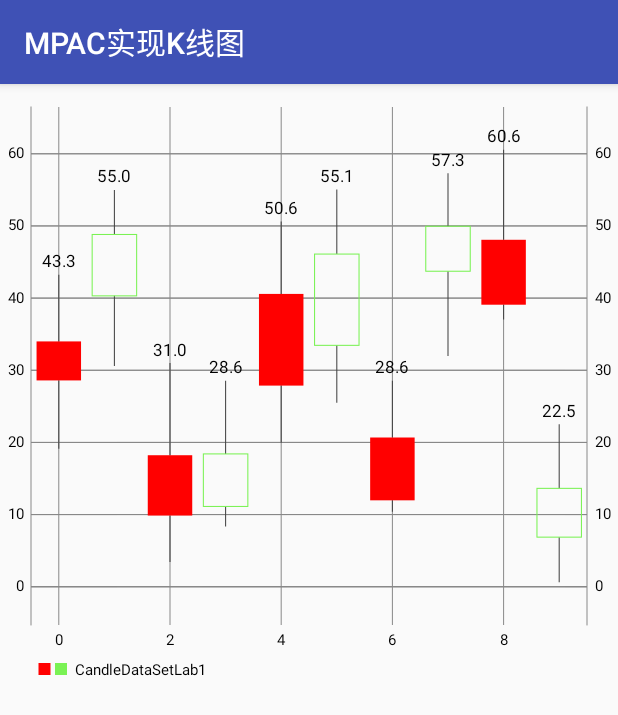
After one commit to SunnyLy/MuKeNet, an Android app: the KChartActivity screen opened directly, with no data from a screen before it, on a phone screen of 412 x 824 dp. The commit adds this screen. Shown: the top 715 px of the screen. Run offline under Robolectric (Android 15) with nearby library versions, the phone set to English and light mode, and no system bars.

Commit message:
添加一个K线图。。。。。

```diff
--- a/app/src/main/AndroidManifest.xml
+++ b/app/src/main/AndroidManifest.xml
@@ -23,6 +23,8 @@
         <activity android:name=".basicchart.CurveChartActivity"/>
 
         <activity android:name=".basicchart.LineChartActivity"/>
+
+        <activity android:name=".basicchart.KChartActivity"/>
     </application>
 
 </manifest>
--- a/app/src/main/java/chart/muke/com/mukechart/MainActivity.java
+++ b/app/src/main/java/chart/muke/com/mukechart/MainActivity.java
@@ -20,6 +20,7 @@ import java.util.Map;
 
 import chart.muke.com.mukechart.basicchart.BarChartActivity;
 import chart.muke.com.mukechart.basicchart.CurveChartActivity;
+import chart.muke.com.mukechart.basicchart.KChartActivity;
 import chart.muke.com.mukechart.basicchart.LineChartActivity;
 import chart.muke.com.mukechart.utils.MukeRouter;
 
@@ -58,6 +59,9 @@ public class MainActivity extends ListActivity {
                     case 2:
                         MukeRouter.jump2target(MainActivity.this, LineChartActivity.class);
                         break;
+                    case 3:
+                        MukeRouter.jump2target(MainActivity.this, KChartActivity.class);
+                        break;
                         default:
                             break;
                 }
--- /dev/null
+++ b/app/src/main/java/chart/muke/com/mukechart/basicchart/KChartActivity.java
@@ -0,0 +1,146 @@
+package chart.muke.com.mukechart.basicchart;
+
+import android.graphics.Color;
+import android.graphics.Paint;
+
+import com.github.mikephil.charting.charts.CandleStickChart;
+import com.github.mikephil.charting.components.XAxis;
+import com.github.mikephil.charting.components.YAxis;
+import com.github.mikephil.charting.data.CandleData;
+import com.github.mikephil.charting.data.CandleDataSet;
+import com.github.mikephil.charting.data.CandleEntry;
+import com.github.mikephil.charting.data.Entry;
+import com.github.mikephil.charting.data.LineData;
+
+import java.util.ArrayList;
+import java.util.List;
+
+import chart.muke.com.mukechart.R;
+import chart.muke.com.mukechart.base.MukeBaseActivity;
+
+/**
+ * @Annotation <p>简单K线图:
+ *              首先要知道什么是K线图，它有什么特征：
+ *              第一：K线图是由开盘价、收盘价、最高价、最低价组成
+ *                   其中开盘价低于收盘价时，称之为阳线（用红色表示），
+ *                   反之称之为阴线（用绿色表示）
+ *              第二：K线分为日K线，周K线、月K线，分（1分钟/5分钟/15分钟/30分钟/60分钟）
+ *              第三：特征
+ *                    中间为实心或空心柱体，上下有影线
+ *                   </p>
+ * @Auth Sunny
+ * @date 2017/9/16
+ * @Version V1.0.0
+ */
+
+public class KChartActivity extends MukeBaseActivity {
+
+    private static final String CANDLE_DATA_SET_LABEL1 = "CandleDataSetLab1";
+
+    private CandleStickChart mKChart;
+    @Override
+    public int getLayoutId() {
+        setTitle(R.string.title_k_bar);
+        return R.layout.activity_k_chart;
+    }
+
+    @Override
+    public void onContentChanged() {
+        mKChart = (CandleStickChart) findViewById(R.id.k_chart);
+    }
+
+    @Override
+    protected void initParams() {
+
+        initKChart();
+        setData(10,100);
+        mKChart.invalidate();
+
+
+    }
+
+    private void initKChart() {
+        mKChart.setTouchEnabled(true);//可触摸
+        mKChart.setDoubleTapToZoomEnabled(true);//双击放大
+        mKChart.setNoDataText("暂无数据");
+        mKChart.getDescription().setEnabled(false);
+
+        //X轴
+        XAxis xAxis = mKChart.getXAxis();
+        xAxis.setPosition(XAxis.XAxisPosition.BOTTOM);
+        xAxis.setDrawAxisLine(false);
+
+        //Y轴
+        YAxis yAxis = mKChart.getAxisLeft();
+        yAxis.setDrawZeroLine(true);
+        yAxis.setLabelCount(7,false);
+
+        mKChart.getLegend().setEnabled(true);
+    }
+
+    private void setData(int count,float range) {
+
+        //CandleEntry继承自Entry
+        List<CandleEntry> values = new ArrayList<>();
+        for (int i=0;i<count;i++){
+            float val = (float) (Math.random()*40 + 10);
+            //最高价
+            float hightPrice = (float) (Math.random()*9 + 8f);
+            //最低价
+            float lowPrice = (float) (Math.random()*9) + 8f;
+            //开盘价
+            float openPrice = (float) (Math.random()*6) + 1f;
+            //收盘价
+            float closePrice = (float) (Math.random()*6) + 1f;
+
+            //手动让其在奇数位上画阴线
+            boolean even = i % 2 == 0;
+            CandleEntry entry = new CandleEntry(i,//X轴上的位置
+                    val+hightPrice,//最高价
+                    val - lowPrice,//最低价
+                    even?val+openPrice:val-openPrice,//开盘价
+                    even?val-closePrice:val+closePrice,//收盘价
+                    null);//是否画图标
+
+            values.add(entry);
+        }
+
+        //K线图获取的实例 对象为CandleData
+        //CandleData:与LineData一样继承自BarLineScatterCandleBubbleData
+        //只是实现的接口不一样
+        //CandleData实现接口：ICandleDataSet
+        //LineData实现接口:ILineDataSet
+        CandleData candleData = mKChart.getCandleData();
+        CandleDataSet candleDataSet = null;
+        if (candleData != null && candleData.getDataSetCount() > 0){
+            candleDataSet = (CandleDataSet) candleData.getDataSetByIndex(0);
+            if (candleDataSet != null){
+                candleDataSet.setValues(values);
+                candleDataSet.notifyDataSetChanged();
+                mKChart.notifyDataSetChanged();
+            }
+        }else{
+            candleDataSet = new CandleDataSet(values,CANDLE_DATA_SET_LABEL1);
+            candleDataSet.setDrawIcons(false);
+//            candleDataSet.setBarSpace(5);
+
+            candleDataSet.setAxisDependency(YAxis.AxisDependency.LEFT);
+            candleDataSet.setShadowColor(Color.DKGRAY);
+            candleDataSet.setShadowWidth(0.7f);
+
+            //阳线
+            candleDataSet.setDecreasingColor(Color.RED);
+            candleDataSet.setDecreasingPaintStyle(Paint.Style.FILL);
+
+            //阴线
+            candleDataSet.setIncreasingColor(Color.rgb(122, 242, 84));
+            candleDataSet.setIncreasingPaintStyle(Paint.Style.STROKE);
+            candleDataSet.setNeutralColor(Color.BLUE);
+
+            candleData = new CandleData(candleDataSet);
+            mKChart.setData(candleData);
+            mKChart.notifyDataSetChanged();
+        }
+
+    }
+}
--- a/app/src/main/java/chart/muke/com/mukechart/basicchart/LineChartActivity.java
+++ b/app/src/main/java/chart/muke/com/mukechart/basicchart/LineChartActivity.java
@@ -31,6 +31,7 @@ public class LineChartActivity extends MukeBaseActivity {
 
     @Override
     public int getLayoutId() {
+        setTitle(R.string.title_line_chart);
         return R.layout.activity_line_chart;
     }
 
--- /dev/null
+++ b/app/src/main/res/layout/activity_k_chart.xml
@@ -0,0 +1,12 @@
+<?xml version="1.0" encoding="utf-8"?>
+<LinearLayout xmlns:android="http://schemas.android.com/apk/res/android"
+    android:orientation="vertical" android:layout_width="match_parent"
+    android:layout_height="match_parent">
+
+
+    <com.github.mikephil.charting.charts.CandleStickChart
+        android:id="@+id/k_chart"
+        android:layout_width="match_parent"
+        android:layout_height="400dp"/>
+
+</LinearLayout>
--- a/app/src/main/res/values/strings.xml
+++ b/app/src/main/res/values/strings.xml
@@ -4,6 +4,8 @@
     <string name="title_curve_chart">简单曲线图</string>
     <string name="show_shadow">展示阴影图</string>
     <string name="show_circle">显示圆点</string>
+    <string name="title_line_chart">简单折线图</string>
+    <string name="title_k_bar">MPAC实现K线图</string>
 
     <string-array name="chart_types">
         <item>MPAC实现直方图</item>
```
